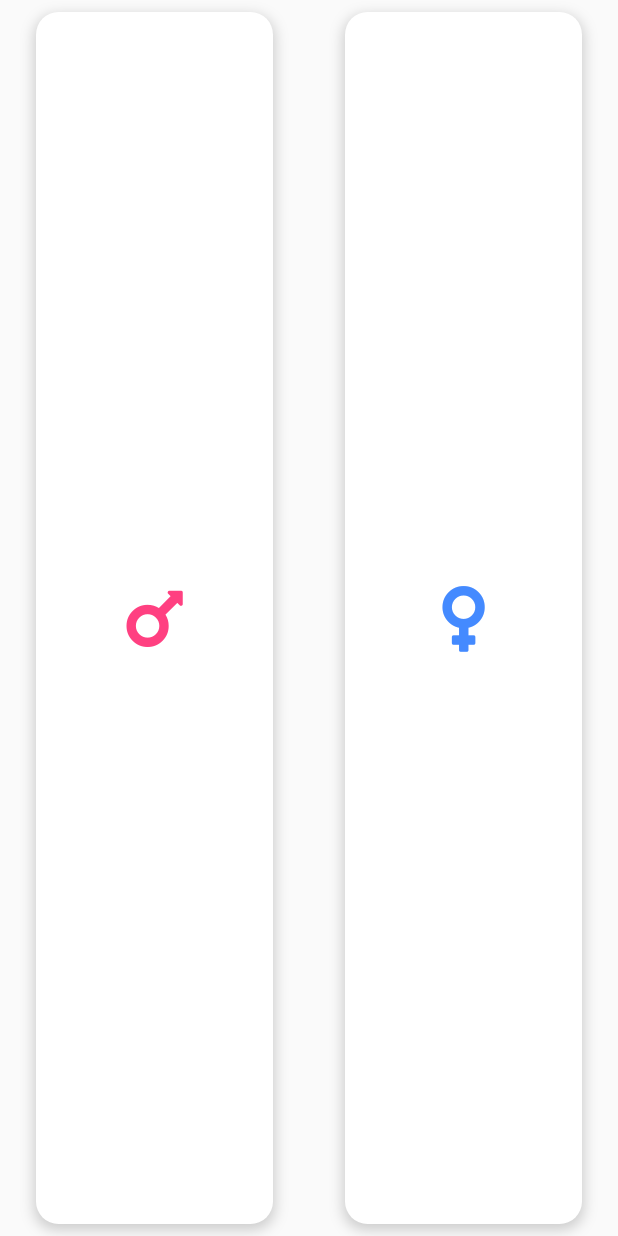
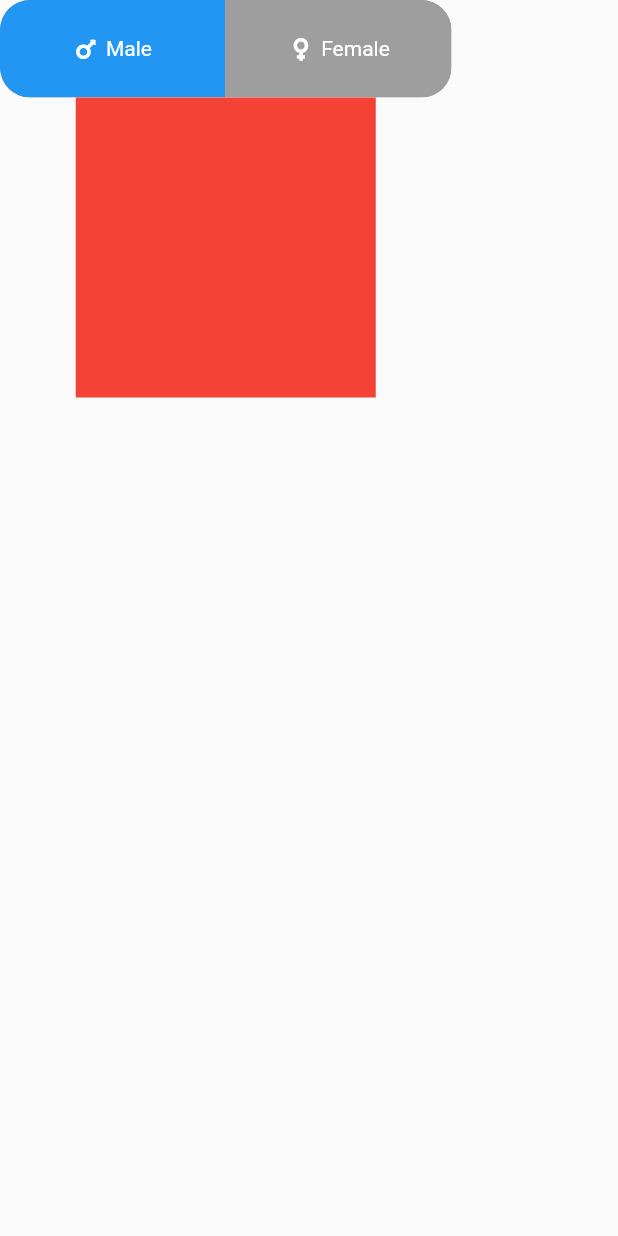
Before and after one commit to diebjackal/BMI_calculator, a Flutter app: the GenderSelect screen opened directly, on a phone screen of 412 x 824 dp. Run offline on Flutter 3.47's test engine with Material 2 defaults, Android fonts, the phone set to English and light mode, and no system bars; drawn by our look-alikes of toggle_switch; our stand-ins replace font_awesome_flutter.

```diff
--- a/bmi_calculator/lib/screens/BMI_mainPage.dart
+++ b/bmi_calculator/lib/screens/BMI_mainPage.dart
@@ -28,15 +28,15 @@ class _BMIMainPageState extends State<BMIMainPage> {
                     style: LabelTextStyle,
                   ),
                   Text(
-                    '26.5',
-                    style: heightTextStyle,
+                    '22',
+                    style: BMIResultTextStyle,
                   ),
                 ],
               ),
             ),
             flex: 4,
           ),
-          GenderSelect(),
+          GenderSelectView(),
           Expanded(
             child: Container(
               child: Row(
--- a/bmi_calculator/lib/screens/Gender_Select.dart
+++ b/bmi_calculator/lib/screens/Gender_Select.dart
@@ -3,12 +3,12 @@ import 'package:bmi_calculator/utilits/container_SIze.dart';
 import 'package:bmi_calculator/utilits/constants.dart';
 import 'package:flutter/material.dart';
 
-class GenderSelect extends StatefulWidget {
+class GenderSelectView extends StatefulWidget {
   @override
-  _GenderSelectState createState() => _GenderSelectState();
+  _GenderSelectViewState createState() => _GenderSelectViewState();
 }
 
-class _GenderSelectState extends State<GenderSelect> {
+class _GenderSelectViewState extends State<GenderSelectView> {
   @override
   Widget build(BuildContext context) {
     return Expanded(
--- /dev/null
+++ b/bmi_calculator/lib/screens/gender_Select_page.dart
@@ -0,0 +1,49 @@
+import 'package:bmi_calculator/screens/BMI_MainPage.dart';
+import 'package:toggle_switch/toggle_switch.dart';
+import 'package:font_awesome_flutter/font_awesome_flutter.dart';
+import 'package:flutter/material.dart';
+
+class GenderSelect extends StatefulWidget {
+  @override
+  _GenderSelectState createState() => _GenderSelectState();
+}
+
+class _GenderSelectState extends State<GenderSelect> {
+  @override
+  Widget build(BuildContext context) {
+    return Scaffold(
+      body: Column(
+        children: <Widget>[
+          ToggleSwitch(
+            minWidth: 150.0,
+            minHeight: 65.0,
+            cornerRadius: 20.0,
+            activeFgColor: Colors.white,
+            inactiveBgColor: Colors.grey,
+            inactiveFgColor: Colors.white,
+            labels: ['Male', 'Female'],
+            icons: [FontAwesomeIcons.mars, FontAwesomeIcons.venus],
+            activeBgColors: [Colors.blue, Colors.pink],
+            onToggle: (index) {
+              print('switched to: $index');
+              index == 0 ? print('Male') : print('Female');
+            },
+          ),
+          Container(
+            width: 200,
+            height: 200,
+            color: Colors.red,
+            child: FlatButton(
+              onPressed: () {
+                setState(() {
+                  Navigator.push(context,
+                      MaterialPageRoute(builder: (context) => BMIMainPage()));
+                });
+              },
+            ),
+          ),
+        ],
+      ),
+    );
+  }
+}
--- a/bmi_calculator/lib/utilits/constants.dart
+++ b/bmi_calculator/lib/utilits/constants.dart
@@ -39,7 +39,7 @@ Decoration imformationsDecoration() {
   );
 }
 
-const heightTextStyle = TextStyle(
+const BMIResultTextStyle = TextStyle(
   fontWeight: FontWeight.w600,
   fontSize: 90,
   color: whiteColor,
--- a/bmi_calculator/lib/utilits/container_SIze.dart
+++ b/bmi_calculator/lib/utilits/container_SIze.dart
@@ -1,5 +1,8 @@
+import 'package:flutter/cupertino.dart';
 import 'package:flutter/material.dart';
 
 const fullSizeContainer = double.infinity;
 const XSizePadding = EdgeInsets.all(10);
 const MSizePadding = EdgeInsets.all(8);
+const userInformationXSizePadding = EdgeInsets.only(top: 20);
+const userInformationMSizePadding = EdgeInsets.only(top: 10);
```
Also changed, not shown: bmi_calculator/lib/calculator_brain.dart (added, +35 -0 lines), bmi_calculator/lib/main.dart (+5 -5 lines), bmi_calculator/lib/screens/user_Imformation.dart (+17 -7 lines), bmi_calculator/pubspec.yaml (+4 -14 lines), bmi_calculator/pubspec.lock.
